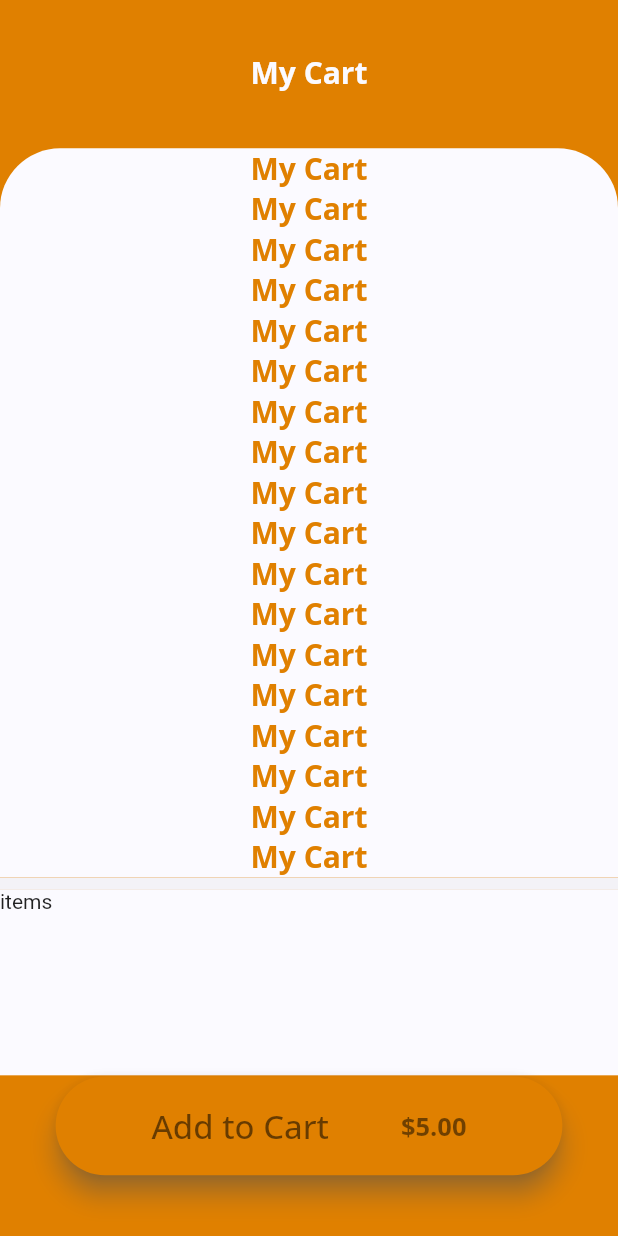
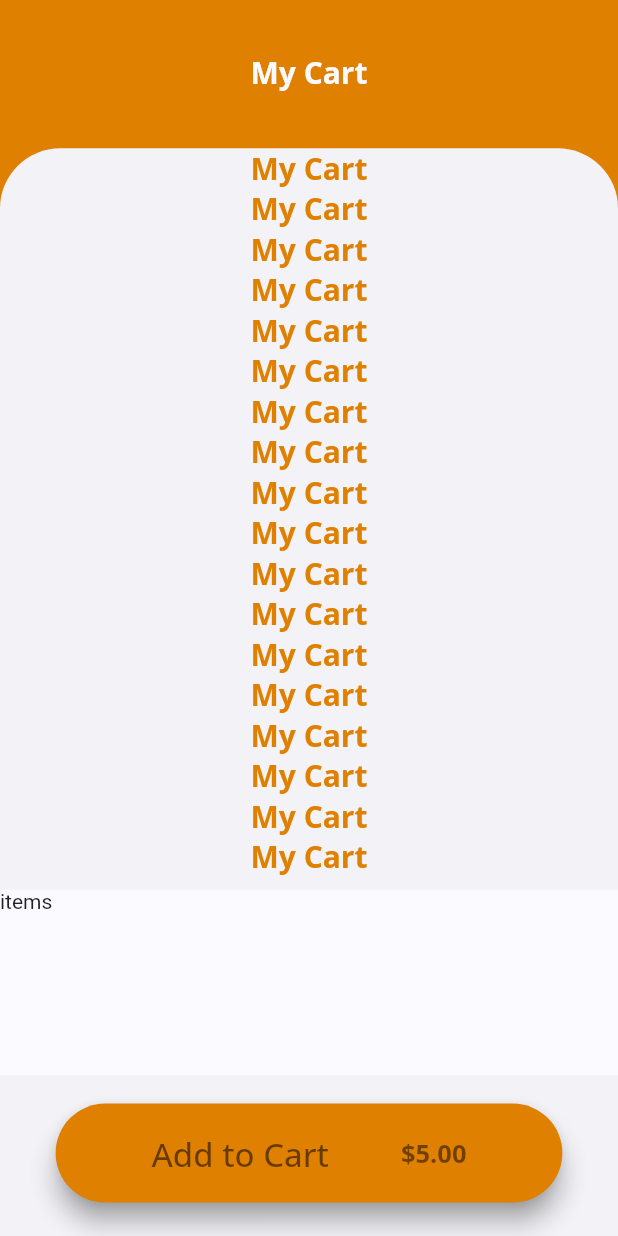
Before and after one commit to sami97-alnaji/sinbad_lunch, a Flutter app: the screen it shows after launch, on a phone screen of 412 x 824 dp. Run offline on Flutter 3.47's test engine with Material 2 defaults, Android fonts, the phone set to English and light mode, and no system bars; drawn by our look-alikes of auto_size_text; our stand-ins replace cached_network_image, flutter_svg, fluttertoast, font_awesome_flutter, google_fonts, google_sign_in.

Commit message:
edit and add cart page 30-4-2022 v1

```diff
--- a/lib/package/page/CheckoutPages/page_basket.dart
+++ b/lib/package/page/CheckoutPages/page_basket.dart
@@ -15,6 +15,7 @@ class PageBasket extends StatefulWidget {
 class _PageBasketState extends State<PageBasket> {
   /***************************************/
   bool isLoading = false;
+
   @override
   Widget build(BuildContext context) {
     return Scaffold(
@@ -27,7 +28,7 @@ class _PageBasketState extends State<PageBasket> {
           children: [
             //header in page "My Cart"
             SizedBox(
-              height: DimenApp.hightSc(context, hightPy: 0.12 ),
+              height: DimenApp.hightSc(context, hightPy: 0.12),
               child: Container(
                 padding: const EdgeInsets.only(top: 35),
                 child: AStx(
@@ -38,9 +39,15 @@ class _PageBasketState extends State<PageBasket> {
                 ),
               ),
             ),
+            //Main header in page
+            Container(
+              height: DimenApp.hightSc(context, hightPy: 0.88),
+              // color: ColorsApp.grey,
+              child: Column(children: [
               Container(
                 width: DimenApp.widthSc(context),
                 height: DimenApp.hightSc(context, hightPy: 0.59),
+                // color: ColorsApp.white1,
                 child: SingleChildScrollView(
                   // color: ColorsApp.white1,
                   child: Column(
@@ -168,15 +175,7 @@ class _PageBasketState extends State<PageBasket> {
                     ],
                   ),
                 ),
-              decoration: BoxDecoration(
-                color: ColorsApp.white1,
-                borderRadius: const BorderRadius.only(
-                  topRight: Radius.circular(40.0),
-                  // bottomRight: Radius.circular(40.0),
-                  topLeft: Radius.circular(40.0),
-                  // bottomLeft: Radius.circular(40.0),
-                ),
-              ),
+
               ),
 
               Container(
@@ -188,7 +187,8 @@ class _PageBasketState extends State<PageBasket> {
 
               SingleChildScrollView(
                 child: Column(
-                children: [    SizedBox(
+                  children: [
+                    SizedBox(
                       width: DimenApp.widthSc(context),
                       height: DimenApp.hightSc(context, hightPy: 0.15),
                       child: Container(
@@ -201,7 +201,9 @@ class _PageBasketState extends State<PageBasket> {
               ),
               //button 1 Submit
               /************************************************************************/
-
+              SizedBox(
+                height: DimenApp.hightSc(context, hightPy: 0.022),
+              ),
               Center(
                 child: Container(
                   height: DimenApp.hightSc(context, hightPy: 0.1),
@@ -229,7 +231,8 @@ class _PageBasketState extends State<PageBasket> {
                         Navigator.push(
                             context,
                             MaterialPageRoute(
-                              builder: (BuildContext context) => Page_Checkout()));
+                                builder: (BuildContext context) =>
+                                    Page_Checkout()));
                       },
                       child: (isLoading)
                           ? const SizedBox(
@@ -276,6 +279,20 @@ class _PageBasketState extends State<PageBasket> {
               ),
               /************************************************************************/
             ],
+
+              ),
+              decoration: BoxDecoration(
+                color: ColorsApp.grey,
+                borderRadius: const BorderRadius.only(
+                  topRight: Radius.circular(40.0),
+                  // bottomRight: Radius.circular(40.0),
+                  topLeft: Radius.circular(40.0),
+                  // bottomLeft: Radius.circular(40.0),
+                ),
+              ),
+            ),
+
+          ],
         ),
       ),
 
```
Lines whose indentation alone changed are shown as unchanged.
